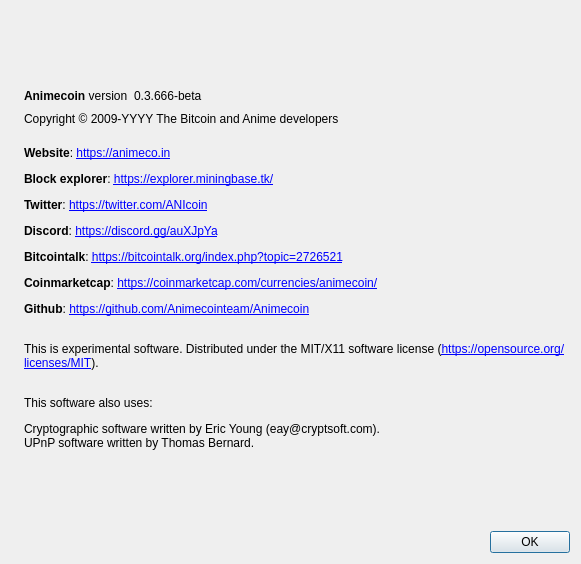
The window that src/qt/forms/aboutdialog.ui (Animecointeam/Animecoin) describes before a commit, drawn with Qt 5.
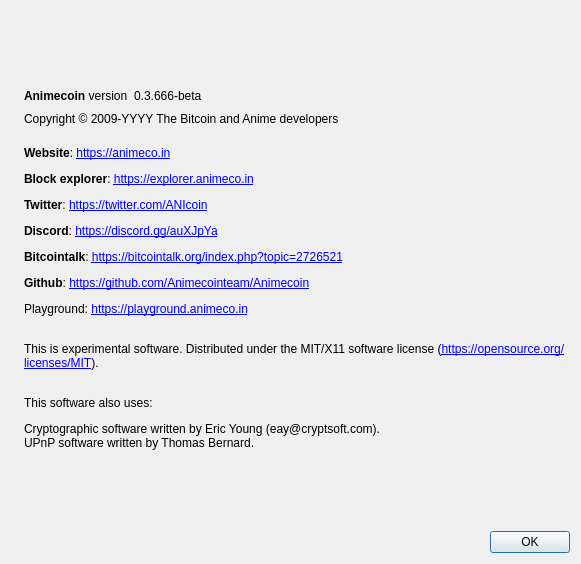
The same window after the commit. Icons and pictures are not drawn.

The edit to the form file:
```diff
--- a/src/qt/forms/aboutdialog.ui
+++ b/src/qt/forms/aboutdialog.ui
@@ -125,7 +125,7 @@
         <cursorShape>IBeamCursor</cursorShape>
        </property>
        <property name="text">
-        <string>&lt;html&gt;&lt;head/&gt;&lt;body&gt;&lt;p&gt;&lt;span style=&quot; font-weight:600;&quot;&gt;&lt;br/&gt;Website&lt;/span&gt;: &lt;a href=&quot;https://animeco.in&quot;&gt;&lt;span style=&quot; text-decoration: underline; color:#0000ff;&quot;&gt;https://animeco.in&lt;/span&gt;&lt;/a&gt;&lt;/p&gt;&lt;p&gt;&lt;span style=&quot; font-weight:600;&quot;&gt;Block explorer&lt;/span&gt;: &lt;a href=&quot;https://explorer.miningbase.tk/&quot;&gt;&lt;span style=&quot; text-decoration: underline; color:#0000ff;&quot;&gt;https://explorer.miningbase.tk/&lt;/span&gt;&lt;/a&gt;&lt;/p&gt;&lt;p&gt;&lt;span style=&quot; font-weight:600;&quot;&gt;Twitter&lt;/span&gt;: &lt;a href=&quot;https://twitter.com/ANIcoin&quot;&gt;&lt;span style=&quot; text-decoration: underline; color:#0000ff;&quot;&gt;https://twitter.com/ANIcoin&lt;/span&gt;&lt;/a&gt;&lt;/p&gt;&lt;p&gt;&lt;span style=&quot; font-weight:600;&quot;&gt;Discord&lt;/span&gt;: &lt;a href=&quot;https://discord.gg/auXJpYa&quot;&gt;&lt;span style=&quot; text-decoration: underline; color:#0000ff;&quot;&gt;https://discord.gg/auXJpYa&lt;/span&gt;&lt;/a&gt;&lt;/p&gt;&lt;p&gt;&lt;span style=&quot; font-weight:600;&quot;&gt;Bitcointalk&lt;/span&gt;: &lt;a href=&quot;https://bitcointalk.org/index.php?topic=2726521&quot;&gt;&lt;span style=&quot; text-decoration: underline; color:#0000ff;&quot;&gt;https://bitcointalk.org/index.php?topic=2726521&lt;/span&gt;&lt;/a&gt;&lt;/p&gt;&lt;p&gt;&lt;span style=&quot; font-weight:600;&quot;&gt;Coinmarketcap&lt;/span&gt;: &lt;a href=&quot;https://coinmarketcap.com/currencies/animecoin/&quot;&gt;&lt;span style=&quot; text-decoration: underline; color:#0000ff;&quot;&gt;https://coinmarketcap.com/currencies/animecoin/&lt;/span&gt;&lt;/a&gt;&lt;/p&gt;&lt;p&gt;&lt;span style=&quot; font-weight:600;&quot;&gt;Github&lt;/span&gt;: &lt;a href=&quot;https://github.com/Animecointeam/Animecoin&quot;&gt;&lt;span style=&quot; text-decoration: underline; color:#0000ff;&quot;&gt;https://github.com/Animecointeam/Animecoin&lt;/span&gt;&lt;/a&gt;&lt;/p&gt;&lt;p&gt;&lt;br/&gt;This is experimental software. Distributed under the MIT/X11 software license (&lt;a href=&quot;https://opensource.org/licenses/MIT&quot;&gt;&lt;span style=&quot; text-decoration: underline; color:#0000ff;&quot;&gt;https://opensource.org/licenses/MIT&lt;/span&gt;&lt;/a&gt;).&lt;br/&gt;&lt;/p&gt;&lt;p&gt;This software also uses:&lt;/p&gt;&lt;p&gt;Cryptographic software written by Eric Young (eay@cryptsoft.com).&lt;br/&gt;UPnP software written by Thomas Bernard.&lt;/p&gt;&lt;/body&gt;&lt;/html&gt;</string>
+	<string>&lt;html&gt;&lt;head/&gt;&lt;body&gt;&lt;p&gt;&lt;span style=&quot; font-weight:600;&quot;&gt;&lt;br/&gt;Website&lt;/span&gt;: &lt;a href=&quot;https://animeco.in&quot;&gt;&lt;span style=&quot; text-decoration: underline; color:#0000ff;&quot;&gt;https://animeco.in&lt;/span&gt;&lt;/a&gt;&lt;/p&gt;&lt;p&gt;&lt;span style=&quot; font-weight:600;&quot;&gt;Block explorer&lt;/span&gt;: &lt;a href=&quot;https://explorer.animeco.in&quot;&gt;&lt;span style=&quot; text-decoration: underline; color:#0000ff;&quot;&gt;https://explorer.animeco.in&lt;/span&gt;&lt;/a&gt;&lt;/p&gt;&lt;p&gt;&lt;span style=&quot; font-weight:600;&quot;&gt;Twitter&lt;/span&gt;: &lt;a href=&quot;https://twitter.com/ANIcoin&quot;&gt;&lt;span style=&quot; text-decoration: underline; color:#0000ff;&quot;&gt;https://twitter.com/ANIcoin&lt;/span&gt;&lt;/a&gt;&lt;/p&gt;&lt;p&gt;&lt;span style=&quot; font-weight:600;&quot;&gt;Discord&lt;/span&gt;: &lt;a href=&quot;https://discord.gg/auXJpYa&quot;&gt;&lt;span style=&quot; text-decoration: underline; color:#0000ff;&quot;&gt;https://discord.gg/auXJpYa&lt;/span&gt;&lt;/a&gt;&lt;/p&gt;&lt;p&gt;&lt;span style=&quot; font-weight:600;&quot;&gt;Bitcointalk&lt;/span&gt;: &lt;a href=&quot;https://bitcointalk.org/index.php?topic=2726521&quot;&gt;&lt;span style=&quot; text-decoration: underline; color:#0000ff;&quot;&gt;https://bitcointalk.org/index.php?topic=2726521&lt;/span&gt;&lt;/a&gt;&lt;/p&gt;&lt;p&gt;&lt;span style=&quot; font-weight:600;&quot;&gt;Github&lt;/span&gt;: &lt;a href=&quot;https://github.com/Animecointeam/Animecoin&quot;&gt;&lt;span style=&quot; text-decoration: underline; color:#0000ff;&quot;&gt;https://github.com/Animecointeam/Animecoin&lt;/span&gt;&lt;/a&gt;&lt;/p&gt;&lt;p&gt;Playground: &lt;a href=&quot;https://playground.animeco.in&quot;&gt;&lt;span style=&quot; text-decoration: underline; color:#0000ff;&quot;&gt;https://playground.animeco.in&lt;/span&gt;&lt;/a&gt;&lt;/p&gt;&lt;p&gt;&lt;br/&gt;This is experimental software. Distributed under the MIT/X11 software license (&lt;a href=&quot;https://opensource.org/licenses/MIT&quot;&gt;&lt;span style=&quot; text-decoration: underline; color:#0000ff;&quot;&gt;https://opensource.org/licenses/MIT&lt;/span&gt;&lt;/a&gt;).&lt;br/&gt;&lt;/p&gt;&lt;p&gt;This software also uses:&lt;/p&gt;&lt;p&gt;Cryptographic software written by Eric Young (eay@cryptsoft.com).&lt;br/&gt;UPnP software written by Thomas Bernard.&lt;/p&gt;&lt;/body&gt;&lt;/html&gt;</string>
        </property>
        <property name="scaledContents">
         <bool>false</bool>
```
